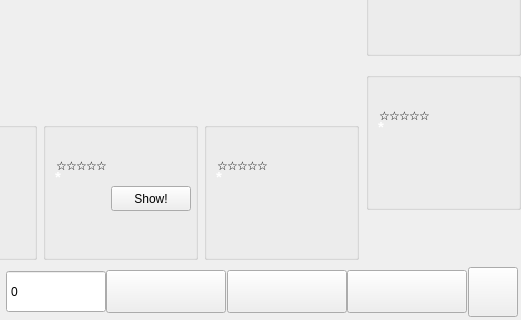
The window that src/gui/qt/gui_800x480/gametable_800x480.ui (pokerth/pokerth) describes before a commit, drawn with Qt 5; both pictures show x 279 to 800 and y 160 to 480 of the 800 by 480 pixel window.
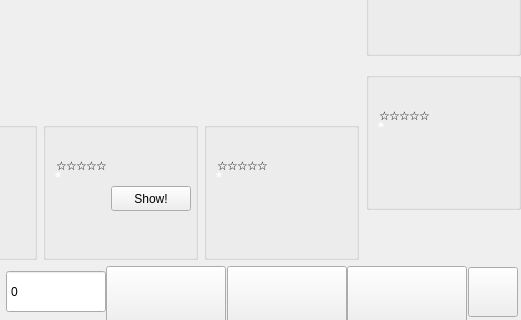
The same window after the commit. Icons and pictures are not drawn. Custom widgets are drawn as their Qt base class.

Commit message: bigger buttons on mobile gui for reducing miss-clicks, bigger slider, changed slider color on android

What changed in the file:
```diff
--- a/src/gui/qt/gui_800x480/gametable_800x480.ui
+++ b/src/gui/qt/gui_800x480/gametable_800x480.ui
@@ -4360,13 +4360,13 @@
            <property name="minimumSize">
             <size>
              <width>120</width>
-             <height>43</height>
+             <height>60</height>
             </size>
            </property>
            <property name="maximumSize">
             <size>
              <width>120</width>
-             <height>43</height>
+             <height>60</height>
             </size>
            </property>
            <property name="focusPolicy">
@@ -4385,13 +4385,13 @@
            <property name="minimumSize">
             <size>
              <width>120</width>
-             <height>43</height>
+             <height>60</height>
             </size>
            </property>
            <property name="maximumSize">
             <size>
              <width>120</width>
-             <height>43</height>
+             <height>60</height>
             </size>
            </property>
            <property name="focusPolicy">
@@ -4462,13 +4462,13 @@
            <property name="minimumSize">
             <size>
              <width>120</width>
-             <height>43</height>
+             <height>60</height>
             </size>
            </property>
            <property name="maximumSize">
             <size>
              <width>120</width>
-             <height>43</height>
+             <height>60</height>
             </size>
            </property>
            <property name="focusPolicy">
```
Left out of the diff: 4 changed lines with no effect on the pictures. The commit also changes 2 other files.
